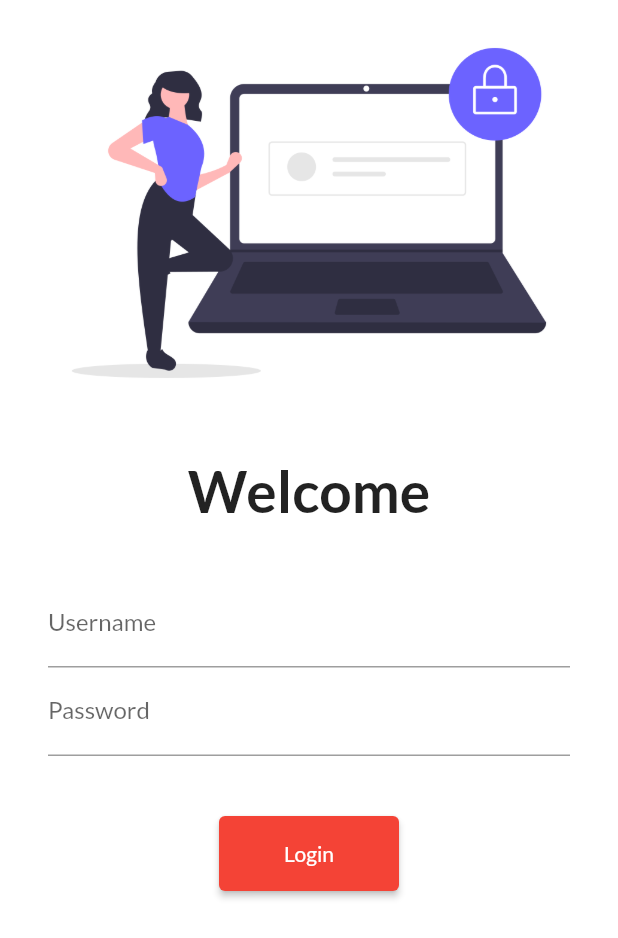
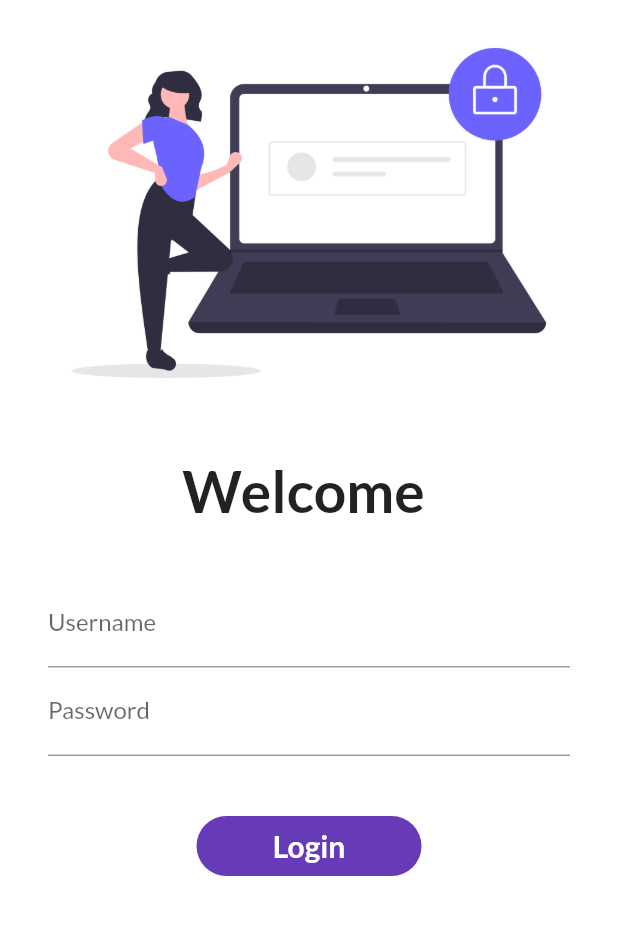
Before and after one commit to Soumen-R1/Flutter_tutorial, a Flutter app: the screen it shows after launch, on a phone screen of 412 x 824 dp. Shown: the top 938 px of the screen. Run offline on Flutter 3.47's test engine with Material 2 defaults, Android fonts, the phone set to English and light mode, and no system bars; our stand-ins replace google_fonts.

Commit message:
Day 6 Completed

```diff
--- a/lib/pages/login_page.dart
+++ b/lib/pages/login_page.dart
@@ -3,9 +3,16 @@
 import 'package:flutter/material.dart';
 import 'package:flutter_2/utils/routes.dart';
 
-class loginpage extends StatelessWidget {
+class loginpage extends StatefulWidget {
   const loginpage({super.key});
 
+  @override
+  State<loginpage> createState() => _loginpageState();
+}
+
+class _loginpageState extends State<loginpage> {
+  String name = "";
+  bool changeButton = false;
   @override
   Widget build(BuildContext context) {
     return Material(
@@ -21,7 +28,7 @@ class loginpage extends StatelessWidget {
                 height: 20.0,
               ),
               Text(
-                "Welcome",
+                "Welcome $name",
                 style: TextStyle(fontSize: 38, fontWeight: FontWeight.bold),
               ),
               SizedBox(
@@ -37,6 +44,10 @@ class loginpage extends StatelessWidget {
                         hintText: "Enter Username",
                         labelText: "Username",
                       ),
+                      onChanged: (value) {
+                        name = value;
+                        setState(() {});
+                      },
                     ),
                     TextField(
                       obscureText: true,
@@ -48,13 +59,42 @@ class loginpage extends StatelessWidget {
                     SizedBox(
                       height: 40.0,
                     ),
-                    ElevatedButton(
-                      child: Text("Login"),
-                      style: TextButton.styleFrom(minimumSize: Size(120, 50)),
-                      onPressed: () {
+
+                    InkWell(
+                      onTap: () async {
+                        setState(() {
+                          changeButton = true;
+                        });
+                        await Future.delayed(Duration(seconds: 1));
                         Navigator.pushNamed(context, MyRoutes.homeRoute);
                       },
+                      child: AnimatedContainer(
+                        duration: Duration(seconds: 1),
+                        height: 40,
+                        width: changeButton ? 50 : 150,
+                        alignment: Alignment.center,
+                        child: changeButton
+                            ? Icon(Icons.done, color: Colors.white)
+                            : Text(
+                                "Login",
+                                style: TextStyle(
+                                    color: Colors.white,
+                                    fontWeight: FontWeight.bold,
+                                    fontSize: 20),
+                              ),
+                        decoration: BoxDecoration(
+                            color: Colors.deepPurple,
+                            borderRadius: BorderRadius.circular(20)),
+                      ),
                     )
+
+                    // ElevatedButton(
+                    //   child: Text("Login"),
+                    //   style: TextButton.styleFrom(minimumSize: Size(120, 50)),
+                    //   onPressed: () {
+                    //     Navigator.pushNamed(context, MyRoutes.homeRoute);
+                    //   },
+                    // )
                   ],
                 ),
               )
```
